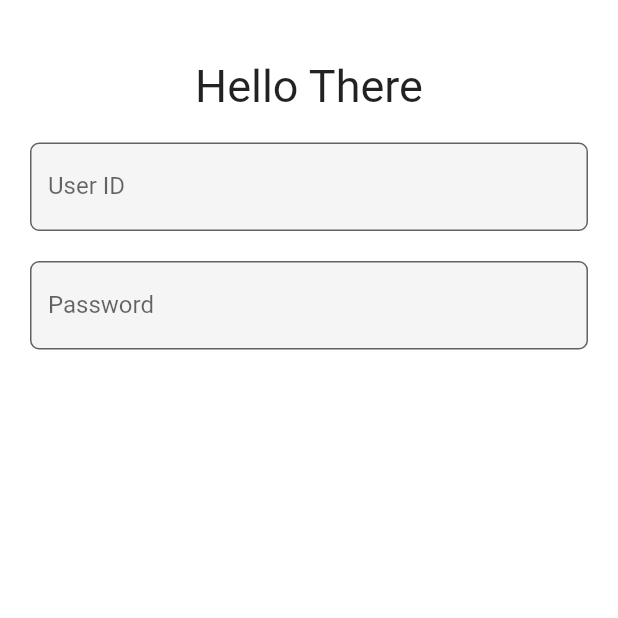
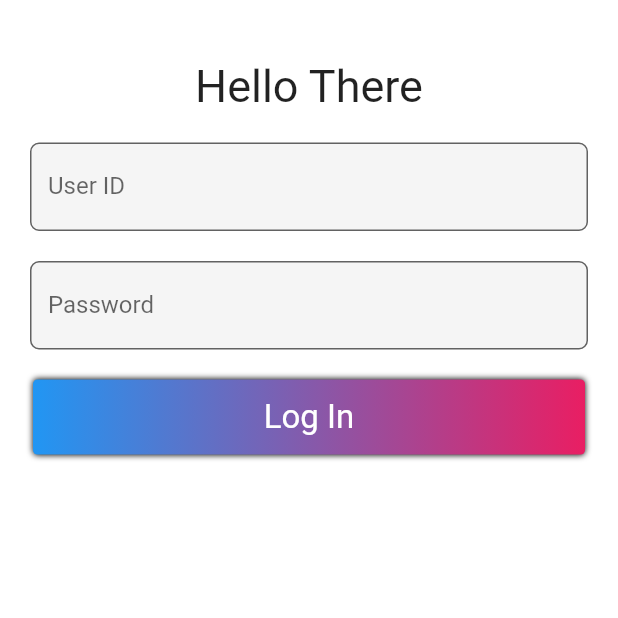
Before and after one commit to Eklavya-Sachin/Attendance_app, a Flutter app: the screen it shows after launch, on a phone screen of 412 x 824 dp, the top half of it. Run offline on Flutter 3.47's test engine with Material 2 defaults, Android fonts, the phone set to English and light mode, and no system bars; missing offline and left inert: dart:ffi.

Commit message:
Create Custom Gradient Button and Added to LoginPage .

```diff
--- a/lib/login/login_page.dart
+++ b/lib/login/login_page.dart
@@ -22,6 +22,11 @@ class _LoginPageState extends State<LoginPage> {
     _userIdController.dispose();
     _passwordController.dispose();
     super.dispose();
+  }
+
+
+  Future<void> logIn(){
+  return logIn();
   }
 
   @override
@@ -69,6 +74,10 @@ class _LoginPageState extends State<LoginPage> {
                     },
                   ),
                   const SizedBox(height: 20),
+                  GradientButton(
+                    buttonText: 'Log In',
+                    onPressed: logIn,
+                  )
                 ],
               ),
             ),
--- /dev/null
+++ b/lib/widgets/gradient_button.dart
@@ -0,0 +1,47 @@
+import 'package:flutter/material.dart';
+
+class GradientButton extends StatelessWidget {
+  const GradientButton({
+    Key? key,
+    required this.buttonText,
+    required this.onPressed,
+  }) : super(key: key);
+
+  final String buttonText;
+  final void Function() onPressed;
+
+  @override
+  Widget build(BuildContext context) {
+    return Padding(
+      padding: const EdgeInsets.symmetric(horizontal: 2),
+      child: InkWell(
+        onTap: onPressed,
+        child: Ink(
+          decoration: const BoxDecoration(
+            borderRadius: BorderRadius.all(
+              Radius.circular(3),
+            ),
+            gradient: LinearGradient(
+              colors: <Color>[Colors.blue, Colors.pink],
+            ),
+            boxShadow: [
+              BoxShadow(
+                blurRadius: 3,
+                spreadRadius: 0,
+              ),
+            ],
+          ),
+          child: Center(
+            child: Padding(
+              padding: const EdgeInsets.all(12.0),
+              child: Text(
+                buttonText,
+                style: const TextStyle(fontSize: 22, color: Colors.white),
+              ),
+            ),
+          ),
+        ),
+      ),
+    );
+  }
+}
```
